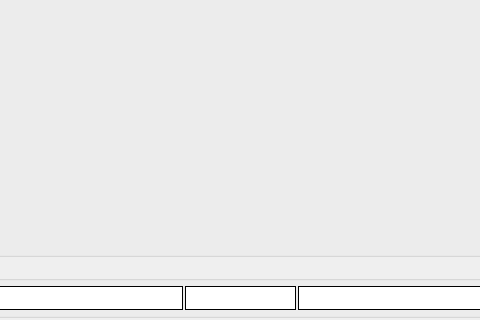
The window that src/mainwindow.ui (mtonin/gestcassa) describes before a commit, drawn with Qt 5; both pictures show x 315 to 795 and y 305 to 625 of the 1070 by 625 pixel window.
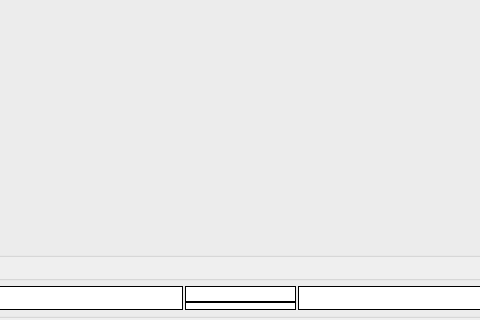
The same window after the commit. Icons and pictures are not drawn.

Commit message: - aggiunto visualizzazione nome cassa in area info

The edit to the form file:
```diff
--- a/src/mainwindow.ui
+++ b/src/mainwindow.ui
@@ -244,6 +244,42 @@
           </widget>
          </item>
          <item>
+          <layout class="QVBoxLayout" name="verticalLayout_3" stretch="2,3">
+           <property name="spacing">
+            <number>0</number>
+           </property>
+           <item>
+            <widget class="QLabel" name="nomaCassaText">
+             <property name="font">
+              <font>
+               <weight>75</weight>
+               <bold>true</bold>
+              </font>
+             </property>
+             <property name="styleSheet">
+              <string notr="true">background-color: rgb(255, 255, 255);</string>
+             </property>
+             <property name="frameShape">
+              <enum>QFrame::Box</enum>
+             </property>
+             <property name="text">
+              <string/>
+             </property>
+             <property name="textFormat">
+              <enum>Qt::PlainText</enum>
+             </property>
+             <property name="scaledContents">
+              <bool>true</bool>
+             </property>
+             <property name="alignment">
+              <set>Qt::AlignCenter</set>
+             </property>
+             <property name="textInteractionFlags">
+              <set>Qt::NoTextInteraction</set>
+             </property>
+            </widget>
+           </item>
+           <item>
           <widget class="QFrame" name="clockFrame">
            <property name="sizePolicy">
             <sizepolicy hsizetype="Expanding" vsizetype="Preferred">
@@ -264,6 +300,8 @@
             <enum>QFrame::Box</enum>
            </property>
           </widget>
+           </item>
+          </layout>
          </item>
          <item>
           <widget class="QFrame" name="infoFrame">
```
Lines whose indentation alone changed are shown as unchanged. The commit also changes 1 other file.
